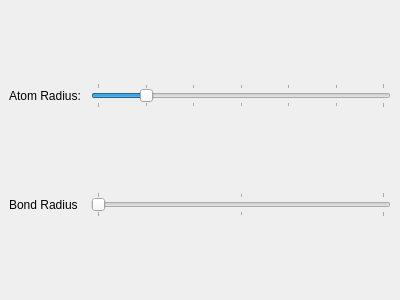
Above: libavogadro/src/engines/bsdysettingswidget.ui from cryos/avogadro before the change. Below: the same form after it.
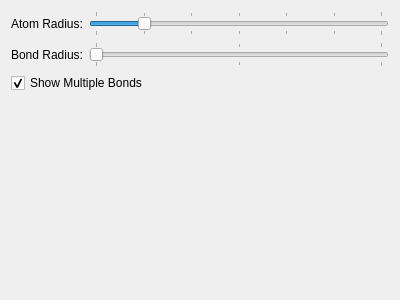
That is the form after the change.

Commit message: Added check box to show higher order bonds or not.

What changed in the file:
```diff
--- a/libavogadro/src/engines/bsdysettingswidget.ui
+++ b/libavogadro/src/engines/bsdysettingswidget.ui
@@ -9,13 +9,16 @@
     <height>300</height>
    </rect>
   </property>
+  <layout class="QVBoxLayout" >
+   <item>
   <layout class="QGridLayout" >
-   <property name="margin" >
-    <number>9</number>
-   </property>
-   <property name="spacing" >
-    <number>10</number>
-   </property>
+     <item row="0" column="0" >
+      <widget class="QLabel" name="atomRadiusLabel" >
+       <property name="text" >
+        <string>Atom Radius:</string>
+       </property>
+      </widget>
+     </item>
    <item row="0" column="1" >
     <widget class="QSlider" name="atomRadiusSlider" >
      <property name="minimum" >
@@ -38,17 +41,10 @@
      </property>
     </widget>
    </item>
-   <item row="0" column="0" >
-    <widget class="QLabel" name="atomRadiusLabel" >
-     <property name="text" >
-      <string>Atom Radius:</string>
-     </property>
-    </widget>
-   </item>
    <item row="1" column="0" >
     <widget class="QLabel" name="bondRadiusLabel" >
      <property name="text" >
-      <string>Bond Radius</string>
+        <string>Bond Radius:</string>
      </property>
     </widget>
    </item>
@@ -73,6 +69,34 @@
       <enum>QSlider::TicksBothSides</enum>
      </property>
     </widget>
+     </item>
+    </layout>
+   </item>
+   <item>
+    <widget class="QCheckBox" name="showMulti" >
+     <property name="text" >
+      <string>Show Multiple Bonds</string>
+     </property>
+     <property name="checked" >
+      <bool>true</bool>
+     </property>
+     <property name="tristate" >
+      <bool>false</bool>
+     </property>
+    </widget>
+   </item>
+   <item>
+    <spacer>
+     <property name="orientation" >
+      <enum>Qt::Vertical</enum>
+     </property>
+     <property name="sizeHint" >
+      <size>
+       <width>20</width>
+       <height>40</height>
+      </size>
+     </property>
+    </spacer>
    </item>
   </layout>
  </widget>
```
Lines whose indentation alone changed are shown as unchanged. The commit also changes 3 other files.
